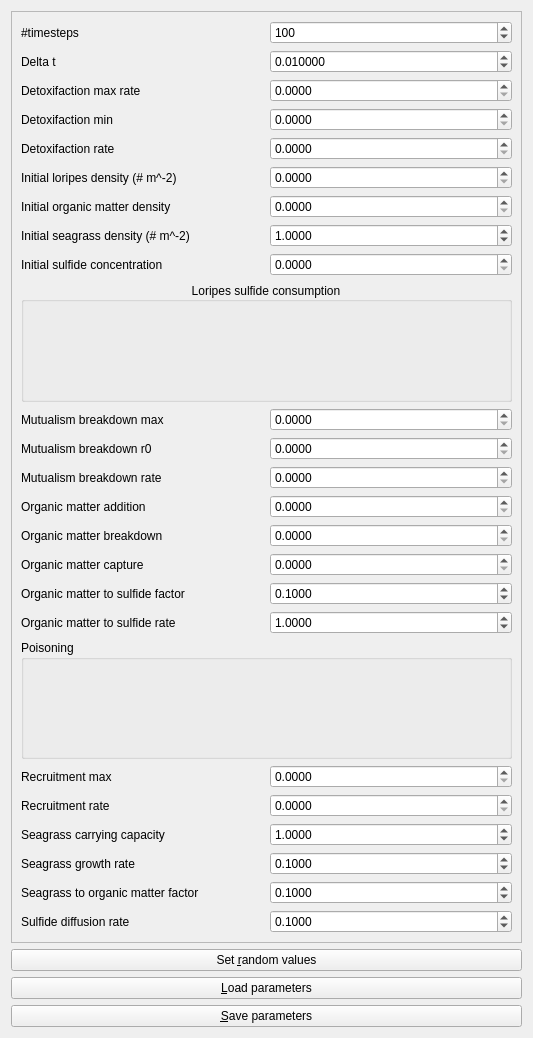
This is Tools/ToolMutualismBreakdowner/qtmutualismbreakdownerparameterswidget.ui in richelbilderbeek/ProjectRichelBilderbeek as Qt 5 draws it before an edit. The edited form follows.
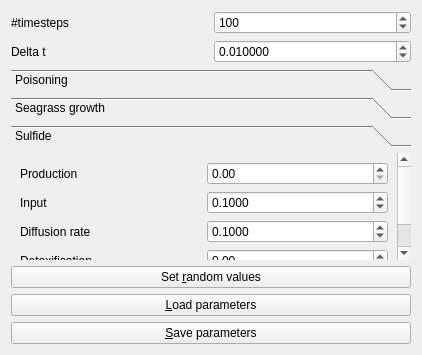
This is the edited form. The open tabs and pages were chosen to show the change. Icons and pictures are not drawn.

Commit message: Removed parameters from UI

```diff
--- a/Tools/ToolMutualismBreakdowner/qtmutualismbreakdownerparameterswidget.ui
+++ b/Tools/ToolMutualismBreakdowner/qtmutualismbreakdownerparameterswidget.ui
@@ -6,338 +6,206 @@
    <rect>
     <x>0</x>
     <y>0</y>
-    <width>533</width>
-    <height>1038</height>
+    <width>418</width>
+    <height>355</height>
    </rect>
   </property>
   <property name="windowTitle">
    <string>Form</string>
   </property>
-  <layout class="QVBoxLayout" name="verticalLayout">
-   <item>
-    <widget class="QScrollArea" name="scrollArea">
+  <layout class="QGridLayout" name="gridLayout_4">
+   <item row="5" column="0" colspan="2">
+    <widget class="QPushButton" name="button_set_random_values">
+     <property name="text">
+      <string>Set &amp;random values</string>
+     </property>
+    </widget>
+   </item>
+   <item row="2" column="0">
+    <widget class="QLabel" name="label_delta_t">
+     <property name="text">
+      <string>Delta t</string>
+     </property>
+    </widget>
+   </item>
+   <item row="7" column="0" colspan="2">
+    <widget class="QPushButton" name="button_save">
+     <property name="text">
+      <string>&amp;Save parameters</string>
+     </property>
+    </widget>
+   </item>
+   <item row="1" column="0">
+    <widget class="QLabel" name="label_n_timesteps">
+     <property name="text">
+      <string>#timesteps</string>
+     </property>
+    </widget>
+   </item>
+   <item row="6" column="0" colspan="2">
+    <widget class="QPushButton" name="button_load">
+     <property name="text">
+      <string>&amp;Load parameters</string>
+     </property>
+    </widget>
+   </item>
+   <item row="2" column="1">
+    <widget class="QDoubleSpinBox" name="box_delta_t">
+     <property name="decimals">
+      <number>6</number>
+     </property>
+     <property name="minimum">
+      <double>0.000000000000000</double>
+     </property>
+     <property name="maximum">
+      <double>1.000000000000000</double>
+     </property>
+     <property name="singleStep">
+      <double>0.001000000000000</double>
+     </property>
+     <property name="value">
+      <double>0.010000000000000</double>
+     </property>
+    </widget>
+   </item>
+   <item row="1" column="1">
+    <widget class="QSpinBox" name="box_n_timesteps">
+     <property name="maximum">
+      <number>1000000000</number>
+     </property>
+     <property name="value">
+      <number>100</number>
+     </property>
+    </widget>
+   </item>
+   <item row="4" column="0" colspan="2">
+    <widget class="QToolBox" name="toolBox">
      <property name="minimumSize">
       <size>
-       <width>500</width>
-       <height>600</height>
+       <width>400</width>
+       <height>0</height>
       </size>
      </property>
-     <property name="widgetResizable">
-      <bool>true</bool>
+     <property name="currentIndex">
+      <number>0</number>
      </property>
-     <widget class="QWidget" name="scrollAreaWidgetContents_2">
+     <widget class="QWidget" name="page_poisoning">
+      <attribute name="label">
+       <string>Poisoning</string>
+      </attribute>
+      <layout class="QGridLayout" name="gridLayout_2"/>
+     </widget>
+     <widget class="QWidget" name="page_seagrass_growth">
       <property name="geometry">
        <rect>
         <x>0</x>
         <y>0</y>
-        <width>513</width>
-        <height>919</height>
+        <width>845</width>
+        <height>762</height>
        </rect>
       </property>
-      <layout class="QGridLayout" name="gridLayout_3">
-       <item row="13" column="0">
-        <widget class="QLabel" name="label_mutualism_breakdown_rate">
-         <property name="text">
-          <string>Mutualism breakdown rate</string>
-         </property>
-        </widget>
-       </item>
-       <item row="8" column="0">
-        <widget class="QLabel" name="label_init_seagrass_density">
-         <property name="text">
-          <string>Initial seagrass density (# m^-2)</string>
-         </property>
-        </widget>
-       </item>
-       <item row="8" column="1">
-        <widget class="QDoubleSpinBox" name="box_initial_seagrass_density">
-         <property name="decimals">
-          <number>4</number>
-         </property>
-         <property name="minimum">
-          <double>0.000000000000000</double>
-         </property>
-         <property name="maximum">
-          <double>1000000.000000000000000</double>
-         </property>
-         <property name="singleStep">
-          <double>0.100000000000000</double>
-         </property>
-         <property name="value">
-          <double>1.000000000000000</double>
-         </property>
-        </widget>
-       </item>
-       <item row="7" column="1">
-        <widget class="QDoubleSpinBox" name="box_initial_organic_matter_density">
-         <property name="decimals">
-          <number>4</number>
-         </property>
-         <property name="maximum">
-          <double>10000000.000000000000000</double>
-         </property>
-        </widget>
-       </item>
-       <item row="7" column="0">
-        <widget class="QLabel" name="label_initial_organic_matter_density">
-         <property name="text">
-          <string>Initial organic matter density</string>
-         </property>
-        </widget>
-       </item>
-       <item row="1" column="1">
-        <widget class="QDoubleSpinBox" name="box_delta_t">
-         <property name="decimals">
-          <number>6</number>
-         </property>
-         <property name="minimum">
-          <double>0.000000000000000</double>
-         </property>
-         <property name="maximum">
-          <double>1.000000000000000</double>
-         </property>
-         <property name="singleStep">
-          <double>0.001000000000000</double>
-         </property>
-         <property name="value">
-          <double>0.010000000000000</double>
-         </property>
-        </widget>
-       </item>
-       <item row="6" column="1">
-        <widget class="QDoubleSpinBox" name="box_initial_loripes_density">
-         <property name="decimals">
-          <number>4</number>
-         </property>
-         <property name="maximum">
-          <double>1000.000000000000000</double>
-         </property>
-         <property name="singleStep">
-          <double>0.100000000000000</double>
-         </property>
-        </widget>
-       </item>
-       <item row="10" column="0" colspan="2">
-        <widget class="QGroupBox" name="box_consumption_by_loripes">
-         <property name="title">
-          <string>Loripes sulfide consumption</string>
-         </property>
-         <property name="alignment">
-          <set>Qt::AlignCenter</set>
-         </property>
-         <property name="flat">
-          <bool>true</bool>
-         </property>
-         <layout class="QGridLayout" name="gridLayout"/>
-        </widget>
-       </item>
-       <item row="11" column="0">
-        <widget class="QLabel" name="label_mutualism_breakdown_max">
-         <property name="text">
-          <string>Mutualism breakdown max</string>
-         </property>
-        </widget>
-       </item>
-       <item row="6" column="0">
-        <widget class="QLabel" name="label_initial_loripes_density">
-         <property name="text">
-          <string>Initial loripes density (# m^-2)</string>
-         </property>
-        </widget>
-       </item>
-       <item row="5" column="1">
-        <widget class="QDoubleSpinBox" name="box_detoxification_rate">
-         <property name="decimals">
-          <number>4</number>
-         </property>
-        </widget>
-       </item>
-       <item row="16" column="0">
-        <widget class="QLabel" name="label_organic_matter_capture">
-         <property name="text">
-          <string>Organic matter capture</string>
-         </property>
-        </widget>
-       </item>
-       <item row="22" column="0">
+      <attribute name="label">
+       <string>Seagrass growth</string>
+      </attribute>
+      <layout class="QGridLayout" name="gridLayout_5">
+       <item row="1" column="0">
         <widget class="QLabel" name="label_seagrass_carrying_capacity">
          <property name="text">
-          <string>Seagrass carrying capacity</string>
+          <string>Carrying capacity (# m^-2)</string>
          </property>
         </widget>
        </item>
-       <item row="9" column="1">
-        <widget class="QDoubleSpinBox" name="box_initial_sulfide_concentration">
+       <item row="1" column="1">
+        <widget class="QDoubleSpinBox" name="box_seagrass_carrying_capacity">
          <property name="decimals">
           <number>4</number>
          </property>
          <property name="maximum">
           <double>1000000.000000000000000</double>
          </property>
-        </widget>
-       </item>
-       <item row="4" column="0">
-        <widget class="QLabel" name="label_detoxifaction_min">
-         <property name="text">
-          <string>Detoxifaction min</string>
+         <property name="value">
+          <double>1.000000000000000</double>
          </property>
         </widget>
        </item>
-       <item row="9" column="0">
-        <widget class="QLabel" name="label_initial_sulfide_concentration">
-         <property name="text">
-          <string>Initial sulfide concentration</string>
-         </property>
-        </widget>
-       </item>
-       <item row="20" column="1">
-        <widget class="QDoubleSpinBox" name="box_recruitment_max">
-         <property name="decimals">
-          <number>4</number>
-         </property>
-        </widget>
-       </item>
-       <item row="23" column="0">
+       <item row="2" column="0">
         <widget class="QLabel" name="label_seagrass_growth_rate">
          <property name="text">
-          <string>Seagrass growth rate</string>
-         </property>
-        </widget>
-       </item>
-       <item row="5" column="0">
-        <widget class="QLabel" name="label_detoxifaction_rate">
-         <property name="text">
-          <string>Detoxifaction rate</string>
-         </property>
-        </widget>
-       </item>
-       <item row="21" column="1">
-        <widget class="QDoubleSpinBox" name="box_recruitment_rate">
-         <property name="decimals">
-          <number>4</number>
-         </property>
-        </widget>
-       </item>
-       <item row="18" column="0">
-        <widget class="QLabel" name="label_organic_matter_to_sulfide_rate">
-         <property name="text">
-          <string>Organic matter to sulfide rate</string>
-         </property>
-        </widget>
-       </item>
-       <item row="14" column="1">
-        <widget class="QDoubleSpinBox" name="box_organic_matter_addition">
-         <property name="decimals">
-          <number>4</number>
+          <string>Growth rate (s^-1)</string>
          </property>
         </widget>
        </item>
        <item row="2" column="1">
-        <widget class="QDoubleSpinBox" name="box_detoxification_max_rate">
-         <property name="decimals">
-          <number>4</number>
-         </property>
-        </widget>
-       </item>
-       <item row="15" column="1">
-        <widget class="QDoubleSpinBox" name="box_organic_matter_breakdown">
-         <property name="decimals">
-          <number>4</number>
-         </property>
-        </widget>
-       </item>
-       <item row="13" column="1">
-        <widget class="QDoubleSpinBox" name="box_mutualism_breakdown_rate">
-         <property name="decimals">
-          <number>4</number>
-         </property>
-        </widget>
-       </item>
-       <item row="19" column="0" colspan="2">
-        <widget class="QGroupBox" name="box_poisoning">
-         <property name="title">
-          <string>Poisoning</string>
-         </property>
-         <layout class="QGridLayout" name="gridLayout_2"/>
-        </widget>
-       </item>
-       <item row="2" column="0">
-        <widget class="QLabel" name="label_detoxifaction_max_rate">
-         <property name="text">
-          <string>Detoxifaction max rate</string>
-         </property>
-        </widget>
-       </item>
-       <item row="15" column="0">
-        <widget class="QLabel" name="label_organic_matter_breakdown">
-         <property name="text">
-          <string>Organic matter breakdown</string>
-         </property>
-        </widget>
-       </item>
-       <item row="17" column="1">
-        <widget class="QDoubleSpinBox" name="box_organic_matter_to_sulfide_factor">
+        <widget class="QDoubleSpinBox" name="box_seagrass_growth_rate">
          <property name="decimals">
           <number>4</number>
          </property>
          <property name="maximum">
-          <double>1000.000000000000000</double>
+          <double>100.000000000000000</double>
+         </property>
+         <property name="singleStep">
+          <double>0.100000000000000</double>
          </property>
          <property name="value">
           <double>0.100000000000000</double>
          </property>
         </widget>
        </item>
-       <item row="4" column="1">
-        <widget class="QDoubleSpinBox" name="box_detoxification_min">
-         <property name="decimals">
-          <number>4</number>
+       <item row="3" column="0">
+        <spacer name="verticalSpacer_2">
+         <property name="orientation">
+          <enum>Qt::Vertical</enum>
          </property>
-        </widget>
-       </item>
-       <item row="12" column="1">
-        <widget class="QDoubleSpinBox" name="box_mutualism_breakdown_r0">
-         <property name="decimals">
-          <number>4</number>
+         <property name="sizeHint" stdset="0">
+          <size>
+           <width>20</width>
+           <height>40</height>
+          </size>
          </property>
-        </widget>
+        </spacer>
        </item>
-       <item row="16" column="1">
-        <widget class="QDoubleSpinBox" name="box_organic_matter_capture">
-         <property name="decimals">
-          <number>4</number>
-         </property>
-        </widget>
-       </item>
-       <item row="20" column="0">
-        <widget class="QLabel" name="label_recruitment_max">
+       <item row="4" column="0" colspan="2">
+        <widget class="QLabel" name="label">
          <property name="text">
-          <string>Recruitment max</string>
+          <string/>
          </property>
-        </widget>
-       </item>
-       <item row="21" column="0">
-        <widget class="QLabel" name="label_recruitment_rate">
-         <property name="text">
-          <string>Recruitment rate</string>
+         <property name="pixmap">
+          <pixmap resource="ToolMutualismBreakdowner.qrc">:/images/ZosteraNoltiiSmall.jpg</pixmap>
          </property>
         </widget>
        </item>
-       <item row="17" column="0">
-        <widget class="QLabel" name="label_organic_matter_to_sulfide_factor">
-         <property name="text">
-          <string>Organic matter to sulfide factor</string>
-         </property>
+       <item row="0" column="0" colspan="2">
+        <widget class="QComboBox" name="box_seagrass_growth_type">
+         <item>
+          <property name="text">
+           <string>Logistic growth</string>
+          </property>
+         </item>
         </widget>
        </item>
-       <item row="25" column="0">
+      </layout>
+     </widget>
+     <widget class="QWidget" name="page_sulfide">
+      <property name="geometry">
+       <rect>
+        <x>0</x>
+        <y>0</y>
+        <width>845</width>
+        <height>762</height>
+       </rect>
+      </property>
+      <attribute name="label">
+       <string>Sulfide</string>
+      </attribute>
+      <layout class="QGridLayout" name="gridLayout_6">
+       <item row="2" column="0">
         <widget class="QLabel" name="label_sulfide_diffusion_rate">
          <property name="text">
-          <string>Sulfide diffusion rate</string>
+          <string>Diffusion rate</string>
          </property>
         </widget>
        </item>
-       <item row="25" column="1">
+       <item row="2" column="1">
         <widget class="QDoubleSpinBox" name="box_sulfide_diffusion_rate">
          <property name="decimals">
           <number>4</number>
@@ -350,135 +218,76 @@
          </property>
         </widget>
        </item>
-       <item row="23" column="1">
-        <widget class="QDoubleSpinBox" name="box_seagrass_growth_rate">
-         <property name="decimals">
-          <number>4</number>
+       <item row="4" column="0">
+        <spacer name="verticalSpacer">
+         <property name="orientation">
+          <enum>Qt::Vertical</enum>
          </property>
-         <property name="maximum">
-          <double>100.000000000000000</double>
+         <property name="sizeHint" stdset="0">
+          <size>
+           <width>20</width>
+           <height>40</height>
+          </size>
          </property>
-         <property name="singleStep">
-          <double>0.100000000000000</double>
-         </property>
-         <property name="value">
-          <double>0.100000000000000</double>
-         </property>
-        </widget>
+        </spacer>
        </item>
-       <item row="22" column="1">
-        <widget class="QDoubleSpinBox" name="box_seagrass_carrying_capacity">
-         <property name="decimals">
-          <number>4</number>
-         </property>
-         <property name="maximum">
-          <double>1000000.000000000000000</double>
-         </property>
-         <property name="value">
-          <double>1.000000000000000</double>
-         </property>
-        </widget>
-       </item>
-       <item row="14" column="0">
-        <widget class="QLabel" name="label_organic_matter_addition">
+       <item row="5" column="0" colspan="2">
+        <widget class="QLabel" name="label_sulfide">
          <property name="text">
-          <string>Organic matter addition</string>
+          <string/>
+         </property>
+         <property name="pixmap">
+          <pixmap resource="ToolMutualismBreakdowner.qrc">:/images/Sulfide.jpg</pixmap>
+         </property>
+         <property name="alignment">
+          <set>Qt::AlignCenter</set>
          </property>
         </widget>
        </item>
        <item row="1" column="0">
-        <widget class="QLabel" name="label_delta_t">
+        <widget class="QLabel" name="label_sulfide_input">
          <property name="text">
-          <string>Delta t</string>
+          <string>Input</string>
          </property>
         </widget>
        </item>
-       <item row="11" column="1">
-        <widget class="QDoubleSpinBox" name="box_mutualism_breakdown_max">
+       <item row="1" column="1">
+        <widget class="QDoubleSpinBox" name="box_sulfide_input">
          <property name="decimals">
           <number>4</number>
          </property>
+         <property name="maximum">
+          <double>100000000000.000000000000000</double>
+         </property>
+         <property name="value">
+          <double>0.100000000000000</double>
+         </property>
         </widget>
        </item>
        <item row="0" column="0">
-        <widget class="QLabel" name="label_n_timesteps">
+        <widget class="QLabel" name="label_sulfide_production">
          <property name="text">
-          <string>#timesteps</string>
+          <string>Production</string>
          </property>
         </widget>
        </item>
-       <item row="12" column="0">
-        <widget class="QLabel" name="label_mutualism_breakdown_r0">
+       <item row="3" column="0">
+        <widget class="QLabel" name="label_sulfide_detoxification">
          <property name="text">
-          <string>Mutualism breakdown r0</string>
+          <string>Detoxification</string>
          </property>
         </widget>
        </item>
        <item row="0" column="1">
-        <widget class="QSpinBox" name="box_n_timesteps">
-         <property name="maximum">
-          <number>1000000000</number>
-         </property>
-         <property name="value">
-          <number>100</number>
-         </property>
-        </widget>
+        <widget class="QDoubleSpinBox" name="box_sulfide_production"/>
        </item>
-       <item row="24" column="1">
-        <widget class="QDoubleSpinBox" name="box_seagrass_to_organic_matter_factor">
-         <property name="decimals">
-          <number>4</number>
-         </property>
-         <property name="value">
-          <double>0.100000000000000</double>
-         </property>
-        </widget>
-       </item>
-       <item row="24" column="0">
-        <widget class="QLabel" name="label_seagrass_to_organic_matter_factor">
-         <property name="text">
-          <string>Seagrass to organic matter factor</string>
-         </property>
-        </widget>
-       </item>
-       <item row="18" column="1">
-        <widget class="QDoubleSpinBox" name="box_organic_matter_to_sulfide_rate">
-         <property name="decimals">
-          <number>4</number>
-         </property>
-         <property name="maximum">
-          <double>100.000000000000000</double>
-         </property>
-         <property name="value">
-          <double>1.000000000000000</double>
-         </property>
-        </widget>
+       <item row="3" column="1">
+        <widget class="QDoubleSpinBox" name="box_sulfide_detoxification"/>
        </item>
       </layout>
      </widget>
     </widget>
    </item>
-   <item>
-    <widget class="QPushButton" name="button_set_random_values">
-     <property name="text">
-      <string>Set &amp;random values</string>
-     </property>
-    </widget>
-   </item>
-   <item>
-    <widget class="QPushButton" name="button_load">
-     <property name="text">
-      <string>&amp;Load parameters</string>
-     </property>
-    </widget>
-   </item>
-   <item>
-    <widget class="QPushButton" name="button_save">
-     <property name="text">
-      <string>&amp;Save parameters</string>
-     </property>
-    </widget>
-   </item>
   </layout>
  </widget>
  <tabstops>
```
Left out of the diff: 47 changed lines with no effect on the pictures. The commit also changes 3 other files.
